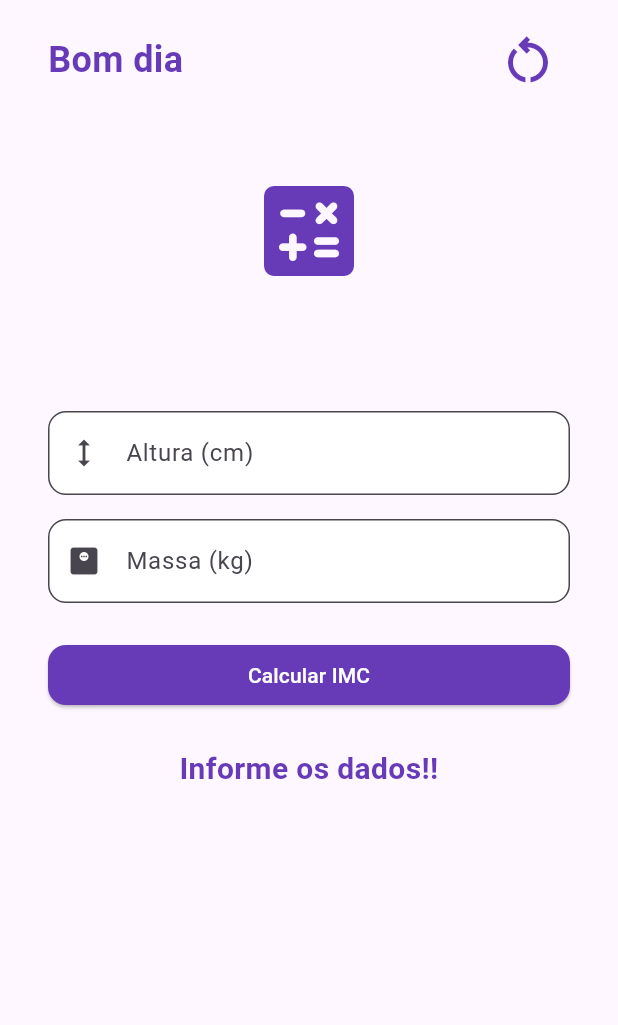
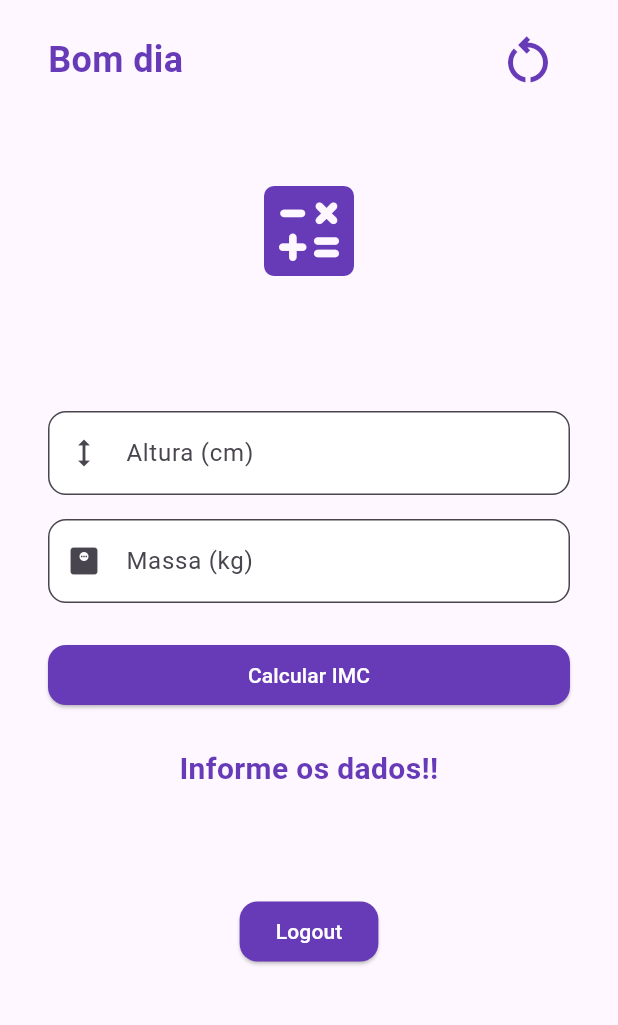
Before and after one commit to rafaelvieiramaximo/Calculadora-IMMC, a Flutter app: the CalculatorPage screen opened directly with empty values, on a phone screen of 412 x 824 dp, the part 84-1109 px from its top. Run offline on Flutter 3.47's test engine with Material 3 defaults, Android fonts, the light colour scheme and no system bars; our stand-ins replace sqflite; accounts and stored records are empty.

Commit message:
feat: add logout functionality with button in CalculatorPage

```diff
--- a/lib/view/calculator.dart
+++ b/lib/view/calculator.dart
@@ -28,6 +28,10 @@ class _CalculatorPageState extends State<CalculatorPage> {
     setState(() {
       _userName = name;
     });
+  }
+
+  void logout(BuildContext context) {
+    Navigator.pushNamedAndRemoveUntil(context, '/', (route) => false);
   }
 
   @override
@@ -216,6 +220,11 @@ class _CalculatorPageState extends State<CalculatorPage> {
                   textAlign: TextAlign.center,
                 ),
               ],
+              const SizedBox(height: 70),
+              ElevatedButton(
+                onPressed: () => logout(context),
+                child: const Text('Logout'),
+              ),
             ],
           ),
         ),
```
